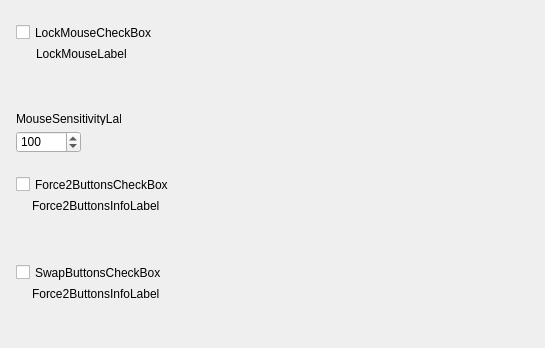
Eldricos/D-Fend-Reborn, file src/forms/ModernProfileEditorMouseFrameUnit.ui: the form before one commit.
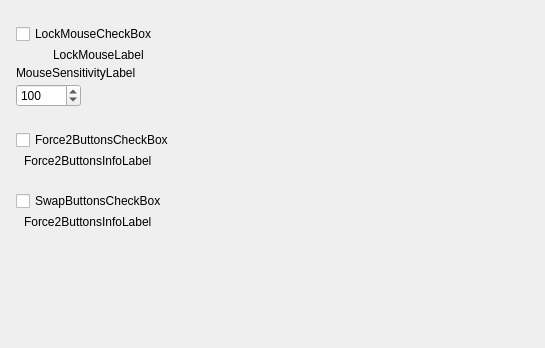
The form after the commit.

Commit message: Modern profile editor: Qt layouts instead of fixed pixel positions

Patch:
```diff
--- a/src/forms/ModernProfileEditorMouseFrameUnit.ui
+++ b/src/forms/ModernProfileEditorMouseFrameUnit.ui
@@ -5,58 +5,135 @@
     <property name="geometry"><rect><x>0</x><y>0</y><width>545</width><height>348</height></rect></property>
     <property name="vclDesignWidth" stdset="0"><number>545</number></property>
     <property name="vclDesignHeight" stdset="0"><number>348</number></property>
+    <layout class="QVBoxLayout" name="ModernProfileEditorMouseFrame_Layout" stretch="0,0,0,0,0,1">
+      <property name="leftMargin"><number>16</number></property>
+      <property name="topMargin"><number>24</number></property>
+      <property name="rightMargin"><number>15</number></property>
+      <property name="bottomMargin"><number>8</number></property>
+      <property name="spacing"><number>0</number></property>
+      <item>
+        <layout class="QGridLayout" name="ModernProfileEditorMouseFrame_Section1" columnstretch="0,0,1">
+          <property name="leftMargin"><number>0</number></property>
+          <property name="topMargin"><number>0</number></property>
+          <property name="rightMargin"><number>0</number></property>
+          <property name="bottomMargin"><number>0</number></property>
+          <property name="horizontalSpacing"><number>8</number></property>
+          <property name="verticalSpacing"><number>4</number></property>
+          <item row="0" column="0" colspan="3">
+            <widget class="QCheckBox" name="LockMouseCheckBox">
+              <property name="text"><string>LockMouseCheckBox</string></property>
+            </widget>
+          </item>
+          <item row="1" column="1" colspan="2">
     <widget class="QLabel" name="LockMouseLabel">
-      <property name="geometry"><rect><x>36</x><y>47</y><width>494</width><height>51</height></rect></property>
-      <property name="vclAnchors" stdset="0"><string notr="true">akLeft,akTop,akRight</string></property>
       <property name="text"><string>LockMouseLabel</string></property>
       <property name="textFormat"><enum>Qt::PlainText</enum></property>
       <property name="wordWrap"><bool>true</bool></property>
       <property name="alignment"><set>Qt::AlignLeft|Qt::AlignTop</set></property>
     </widget>
+          </item>
+          <item row="2" column="0" colspan="3">
     <widget class="QLabel" name="MouseSensitivityLabel">
-      <property name="geometry"><rect><x>16</x><y>112</y><width>105</width><height>13</height></rect></property>
       <property name="text"><string>MouseSensitivityLabel</string></property>
       <property name="textFormat"><enum>Qt::PlainText</enum></property>
       <property name="alignment"><set>Qt::AlignLeft|Qt::AlignTop</set></property>
-      <property name="vclAutoSize" stdset="0"><bool>true</bool></property>
-    </widget>
-    <widget class="QLabel" name="Force2ButtonsInfoLabel">
-      <property name="geometry"><rect><x>32</x><y>199</y><width>498</width><height>42</height></rect></property>
-      <property name="vclAnchors" stdset="0"><string notr="true">akLeft,akTop,akRight</string></property>
-      <property name="text"><string>Force2ButtonsInfoLabel</string></property>
-      <property name="textFormat"><enum>Qt::PlainText</enum></property>
-      <property name="wordWrap"><bool>true</bool></property>
-      <property name="alignment"><set>Qt::AlignLeft|Qt::AlignTop</set></property>
-    </widget>
-    <widget class="QLabel" name="SwapButtonsInfoLabel">
-      <property name="geometry"><rect><x>32</x><y>287</y><width>498</width><height>42</height></rect></property>
-      <property name="vclAnchors" stdset="0"><string notr="true">akLeft,akTop,akRight</string></property>
-      <property name="text"><string>Force2ButtonsInfoLabel</string></property>
-      <property name="textFormat"><enum>Qt::PlainText</enum></property>
-      <property name="wordWrap"><bool>true</bool></property>
-      <property name="alignment"><set>Qt::AlignLeft|Qt::AlignTop</set></property>
-    </widget>
-    <widget class="QCheckBox" name="LockMouseCheckBox">
-      <property name="geometry"><rect><x>16</x><y>24</y><width>514</width><height>17</height></rect></property>
-      <property name="vclAnchors" stdset="0"><string notr="true">akLeft,akTop,akRight</string></property>
-      <property name="text"><string>LockMouseCheckBox</string></property>
-    </widget>
+            </widget>
+          </item>
+          <item row="3" column="0" colspan="2" alignment="Qt::AlignLeft">
     <widget class="QSpinBox" name="MouseSensitivityEdit">
-      <property name="geometry"><rect><x>16</x><y>131</y><width>65</width><height>22</height></rect></property>
       <property name="minimum"><number>1</number></property>
       <property name="maximum"><number>1000</number></property>
       <property name="value"><number>100</number></property>
-    </widget>
+              <property name="minimumSize"><size><width>65</width><height>0</height></size></property>
+            </widget>
+          </item>
+          <item row="0" column="2">
+            <spacer name="ModernProfileEditorMouseFrame_Section1_HFill">
+              <property name="orientation"><enum>Qt::Horizontal</enum></property>
+              <property name="sizeHint" stdset="0"><size><width>0</width><height>0</height></size></property>
+            </spacer>
+          </item>
+        </layout>
+      </item>
+      <item>
+        <spacer name="ModernProfileEditorMouseFrame_Gap1">
+          <property name="orientation"><enum>Qt::Vertical</enum></property>
+          <property name="sizeType"><enum>QSizePolicy::Fixed</enum></property>
+          <property name="sizeHint" stdset="0"><size><width>0</width><height>23</height></size></property>
+        </spacer>
+      </item>
+      <item>
+        <layout class="QGridLayout" name="ModernProfileEditorMouseFrame_Section2" columnstretch="0,0,1">
+          <property name="leftMargin"><number>0</number></property>
+          <property name="topMargin"><number>0</number></property>
+          <property name="rightMargin"><number>0</number></property>
+          <property name="bottomMargin"><number>0</number></property>
+          <property name="horizontalSpacing"><number>8</number></property>
+          <property name="verticalSpacing"><number>4</number></property>
+          <item row="0" column="0" colspan="3">
     <widget class="QCheckBox" name="Force2ButtonsCheckBox">
-      <property name="geometry"><rect><x>16</x><y>176</y><width>514</width><height>17</height></rect></property>
-      <property name="vclAnchors" stdset="0"><string notr="true">akLeft,akTop,akRight</string></property>
       <property name="text"><string>Force2ButtonsCheckBox</string></property>
     </widget>
+          </item>
+          <item row="1" column="1" colspan="2">
+            <widget class="QLabel" name="Force2ButtonsInfoLabel">
+              <property name="text"><string>Force2ButtonsInfoLabel</string></property>
+              <property name="textFormat"><enum>Qt::PlainText</enum></property>
+              <property name="wordWrap"><bool>true</bool></property>
+              <property name="alignment"><set>Qt::AlignLeft|Qt::AlignTop</set></property>
+            </widget>
+          </item>
+          <item row="0" column="2">
+            <spacer name="ModernProfileEditorMouseFrame_Section2_HFill">
+              <property name="orientation"><enum>Qt::Horizontal</enum></property>
+              <property name="sizeHint" stdset="0"><size><width>0</width><height>0</height></size></property>
+            </spacer>
+          </item>
+        </layout>
+      </item>
+      <item>
+        <spacer name="ModernProfileEditorMouseFrame_Gap2">
+          <property name="orientation"><enum>Qt::Vertical</enum></property>
+          <property name="sizeType"><enum>QSizePolicy::Fixed</enum></property>
+          <property name="sizeHint" stdset="0"><size><width>0</width><height>23</height></size></property>
+        </spacer>
+      </item>
+      <item>
+        <layout class="QGridLayout" name="ModernProfileEditorMouseFrame_Section3" columnstretch="0,0,1">
+          <property name="leftMargin"><number>0</number></property>
+          <property name="topMargin"><number>0</number></property>
+          <property name="rightMargin"><number>0</number></property>
+          <property name="bottomMargin"><number>0</number></property>
+          <property name="horizontalSpacing"><number>8</number></property>
+          <property name="verticalSpacing"><number>4</number></property>
+          <item row="0" column="0" colspan="3">
     <widget class="QCheckBox" name="SwapButtonsCheckBox">
-      <property name="geometry"><rect><x>16</x><y>264</y><width>514</width><height>17</height></rect></property>
-      <property name="vclAnchors" stdset="0"><string notr="true">akLeft,akTop,akRight</string></property>
       <property name="text"><string>SwapButtonsCheckBox</string></property>
     </widget>
+          </item>
+          <item row="1" column="1" colspan="2">
+            <widget class="QLabel" name="SwapButtonsInfoLabel">
+              <property name="text"><string>Force2ButtonsInfoLabel</string></property>
+              <property name="textFormat"><enum>Qt::PlainText</enum></property>
+              <property name="wordWrap"><bool>true</bool></property>
+              <property name="alignment"><set>Qt::AlignLeft|Qt::AlignTop</set></property>
+            </widget>
+          </item>
+          <item row="0" column="2">
+            <spacer name="ModernProfileEditorMouseFrame_Section3_HFill">
+              <property name="orientation"><enum>Qt::Horizontal</enum></property>
+              <property name="sizeHint" stdset="0"><size><width>0</width><height>0</height></size></property>
+            </spacer>
+          </item>
+        </layout>
+      </item>
+      <item>
+        <spacer name="ModernProfileEditorMouseFrame_VFill">
+          <property name="orientation"><enum>Qt::Vertical</enum></property>
+          <property name="sizeHint" stdset="0"><size><width>0</width><height>0</height></size></property>
+        </spacer>
+      </item>
+    </layout>
   </widget>
   <tabstops>
     <tabstop>LockMouseCheckBox</tabstop>
```
Left out of the diff: 6 changed lines with no effect on the pictures. Lines whose indentation alone changed are shown as unchanged. The commit also changes 42 other files.
